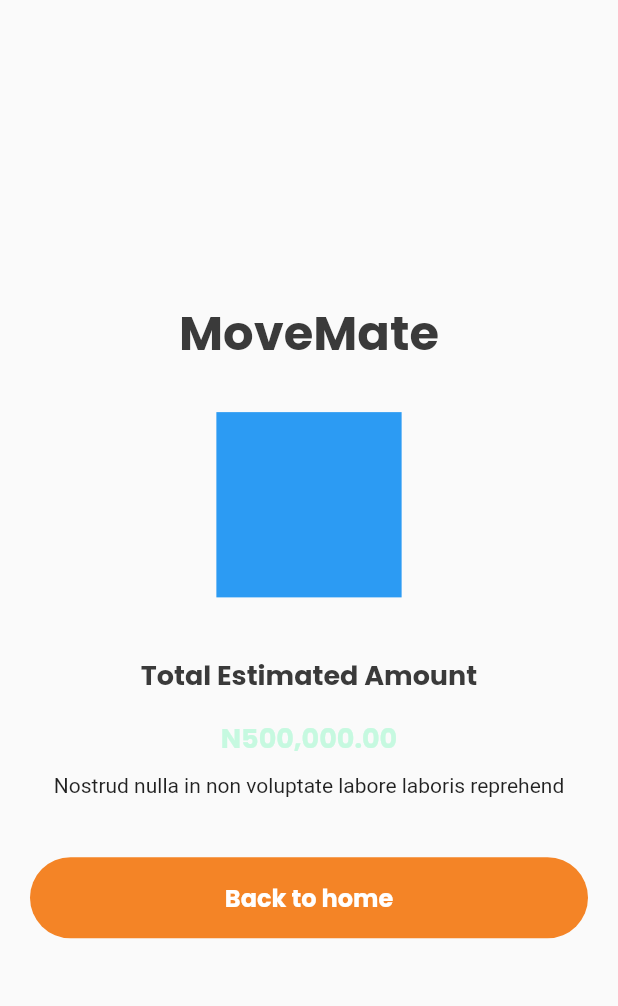
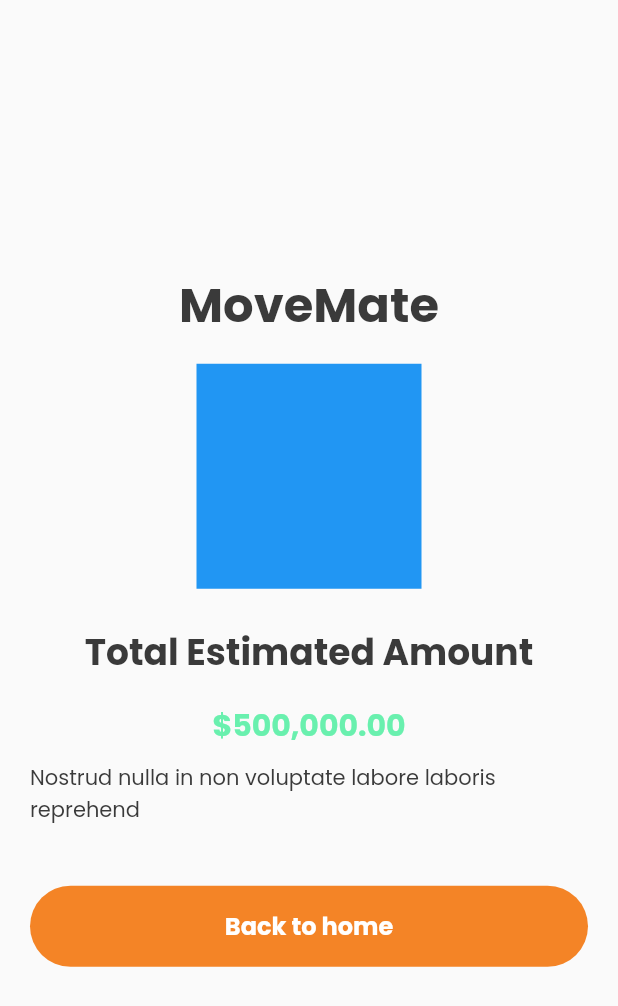
Before and after one commit to Collins-01/Movemate, a Flutter app: the ShipmentInfoView screen opened directly, on a phone screen of 412 x 824 dp. Shown: the top 1006 px of the screen. Run offline on Flutter 3.47's test engine with Material 2 defaults, Android fonts, the phone set to English and light mode, and no system bars; our stand-ins replace google_fonts.

```diff
--- a/lib/main.dart
+++ b/lib/main.dart
@@ -1,5 +1,5 @@
 import 'package:flutter/material.dart';
-import 'package:movemate/presentation/views/shipment_info_view.dart';
+import 'package:movemate/presentation/views/home_view.dart';
 
 void main() {
   runApp(const MainApp());
@@ -11,7 +11,7 @@ class MainApp extends StatelessWidget {
   @override
   Widget build(BuildContext context) {
     return const MaterialApp(
-      home: ShipmentInfoView(),
+      home: HomeView(),
     );
   }
 }
--- a/lib/presentation/views/home_view.dart
+++ b/lib/presentation/views/home_view.dart
@@ -305,6 +305,7 @@ class _HomeViewState extends State<HomeView>
             // Positioned(child: )
           ],
         ),
+        // bottomNavigationBar: const BottomNav(activeIndex: 0),
       ),
     );
   }
--- a/lib/presentation/views/shipment_info_view.dart
+++ b/lib/presentation/views/shipment_info_view.dart
@@ -1,6 +1,6 @@
 import 'package:flutter/material.dart';
 import 'package:movemate/presentation/widgets/widgets.dart';
-import 'package:movemate/utils/app_colors.dart';
+import 'package:movemate/utils/utils.dart';
 
 class ShipmentInfoView extends StatefulWidget {
   const ShipmentInfoView({super.key});
@@ -12,30 +12,58 @@ class ShipmentInfoView extends StatefulWidget {
 class _ShipmentInfoViewState extends State<ShipmentInfoView>
     with TickerProviderStateMixin {
   late AnimationController _animationController;
-  late AnimationController _buttonAnimationController;
+
+  late Animation<double> _titleAnimation;
+  late Animation<double> _amountAnimation;
+  late Animation<double> _descriptionAnimation;
   late Animation<double> _buttonAnimation;
   final tween = Tween<double>(begin: 1.0, end: 0.8);
 
   @override
   void initState() {
     _animationController =
-        AnimationController(vsync: this, duration: const Duration(seconds: 2));
-    _buttonAnimationController = AnimationController(
-        vsync: this, duration: const Duration(milliseconds: 150));
-    _buttonAnimation = tween.animate(
+        AnimationController(vsync: this, duration: AppConfig.animationDuration);
+
+    _titleAnimation = Tween(begin: 0.0, end: 1.0).animate(
       CurvedAnimation(
-        parent: _buttonAnimationController,
-        curve: Curves.easeOut,
+        parent: _animationController,
+        curve: const Interval(
+          0,
+          0.2,
+          curve: Curves.easeIn,
+        ),
       ),
     );
-    // int _repeat = 0;
-    _buttonAnimationController.addStatusListener((status) {
-      if (status == AnimationStatus.completed) {
-        _buttonAnimationController.reverse();
-      } else if (status == AnimationStatus.dismissed) {
-        // _buttonAnimationController.forward();
-      }
-    });
+    _amountAnimation = Tween(begin: 0.0, end: 1.0).animate(
+      CurvedAnimation(
+        parent: _animationController,
+        curve: const Interval(
+          0,
+          0.4,
+          curve: Curves.easeIn,
+        ),
+      ),
+    );
+    _descriptionAnimation = Tween(begin: 0.0, end: 1.0).animate(
+      CurvedAnimation(
+        parent: _animationController,
+        curve: const Interval(
+          0,
+          0.6,
+          curve: Curves.easeIn,
+        ),
+      ),
+    );
+    _buttonAnimation = Tween(begin: 0.0, end: 1.0).animate(
+      CurvedAnimation(
+        parent: _animationController,
+        curve: const Interval(
+          0,
+          0.8,
+          curve: Curves.easeIn,
+        ),
+      ),
+    );
     _animationController.forward();
     super.initState();
   }
@@ -58,7 +86,7 @@ class _ShipmentInfoViewState extends State<ShipmentInfoView>
                 builder: (context, child) {
                   return Transform.scale(
                     alignment: Alignment.center,
-                    scale: (1.3 * _animationController.value),
+                    scale: (1.5 * _animationController.value),
                     child: Opacity(
                       opacity: _animationController.value,
                       child: Container(
@@ -73,52 +101,79 @@ class _ShipmentInfoViewState extends State<ShipmentInfoView>
               const SizedBox(
                 height: 50,
               ),
-              AppText.heading4("Total Estimated Amount"),
+              // AppText.heading4("Total Estimated Amount"),
+              AnimatedBuilder(
+                  animation: _titleAnimation,
+                  builder: (context, child) {
+                    return Transform.translate(
+                      offset: Offset(0.0, 40 * (1 - _titleAnimation.value)),
+                      child: Opacity(
+                        opacity: _titleAnimation.value,
+                        child: AppText.heading2(
+                          "Total Estimated Amount",
+                          fontWeight: FontWeight.w500,
+                        ),
+                      ),
+                    );
+                  }),
               const SizedBox(
                 height: 15,
               ),
-              AppText.heading4(
-                "N500,000.00",
-                color: AppColors.primaryLightGreenColor,
+              AnimatedBuilder(
+                  animation: _amountAnimation,
+                  builder: (context, child) {
+                    return Transform.translate(
+                      offset: Offset(0.0, 28 * (1 - _amountAnimation.value)),
+                      child: Opacity(
+                        opacity: _titleAnimation.value,
+                        child: AppText.heading3(
+                          "\$500,000.00",
+                          color: Colors.greenAccent,
                         ),
+                      ),
+                    );
+                  }),
+
               const SizedBox(
                 height: 10,
               ),
-              const Padding(
-                padding: EdgeInsets.symmetric(horizontal: 5),
-                child: Text(
+              AnimatedBuilder(
+                  animation: _descriptionAnimation,
+                  builder: (context, child) {
+                    return Transform.translate(
+                      offset:
+                          Offset(0.0, 20 * (1 - _descriptionAnimation.value)),
+                      child: Opacity(
+                        opacity: _titleAnimation.value,
+                        child: AppText.medium(
                           "Nostrud nulla in non voluptate labore laboris reprehend",
                         ),
                       ),
+                    );
+                  }),
+
               const SizedBox(
                 height: 40,
               ),
-              ScaleTransition(
-                scale: _buttonAnimation,
-                child: SizedBox(
-                  height: 54,
-                  width: MediaQuery.of(context).size.width,
-                  child: ElevatedButton(
-                    style: ElevatedButton.styleFrom(
-                      elevation: 0.0,
-                      backgroundColor: AppColors.primaryOrangeColor,
-                      shape: const RoundedRectangleBorder(
-                        borderRadius: BorderRadius.all(
-                          Radius.circular(30),
+              AnimatedBuilder(
+                  animation: _buttonAnimation,
+                  builder: (context, child) {
+                    return Transform.translate(
+                      offset: Offset(
+                        0.0,
+                        10 * (1 - _buttonAnimation.value),
                       ),
-                      ),
-                    ),
+                      child: Opacity(
+                          opacity: _titleAnimation.value,
+                          child: AppButton(
+                            title: "Back to home",
                             onPressed: () {
-                      print("Heyyy");
-                      _buttonAnimationController.forward();
+                              print("Hellloooo");
+                              Navigator.pop(context);
                             },
-                    child: AppText.button(
-                      "Back to home",
-                      color: Colors.white,
-                    ),
-                  ),
-                ),
-              )
+                          )),
+                    );
+                  }),
             ],
           ),
         ),
--- /dev/null
+++ b/lib/presentation/widgets/app_button.dart
@@ -0,0 +1,80 @@
+// ignore_for_file: public_member_api_docs, sort_constructors_first
+import 'package:flutter/material.dart';
+
+import 'package:movemate/utils/utils.dart';
+
+import 'app_text_widget.dart';
+
+class AppButton extends StatefulWidget {
+  final String title;
+  final void Function()? onPressed;
+  const AppButton({
+    Key? key,
+    required this.title,
+    required this.onPressed,
+  }) : super(key: key);
+
+  @override
+  State<AppButton> createState() => _AppButtonState();
+}
+
+class _AppButtonState extends State<AppButton>
+    with SingleTickerProviderStateMixin {
+  late AnimationController _buttonAnimationController;
+  late Animation<double> _buttonAnimation;
+  final tween = Tween<double>(begin: 1.0, end: 0.8);
+  @override
+  void initState() {
+    super.initState();
+    _buttonAnimationController = AnimationController(
+        vsync: this, duration: const Duration(milliseconds: 150));
+    _buttonAnimation = tween.animate(
+      CurvedAnimation(
+        parent: _buttonAnimationController,
+        curve: Curves.easeOut,
+      ),
+    );
+    _buttonAnimationController.addStatusListener((status) {
+      print("Button animation status:: ${status.name}");
+      if (status == AnimationStatus.completed) {
+        _buttonAnimationController.reverse();
+      } else if (status == AnimationStatus.dismissed) {
+        // _buttonAnimationController.forward();
+      }
+    });
+  }
+
+  @override
+  Widget build(BuildContext context) {
+    return ScaleTransition(
+      scale: _buttonAnimation,
+      child: SizedBox(
+        height: 54,
+        width: MediaQuery.of(context).size.width,
+        child: ElevatedButton(
+          style: ElevatedButton.styleFrom(
+            elevation: 0.0,
+            backgroundColor: AppColors.primaryOrangeColor,
+            shape: const RoundedRectangleBorder(
+              borderRadius: BorderRadius.all(
+                Radius.circular(30),
+              ),
+            ),
+          ),
+          onPressed: () async {
+            _buttonAnimationController.forward();
+            await Future.delayed(const Duration(milliseconds: 250));
+            widget.onPressed?.call();
+            // if (_buttonAnimationController.isDismissed) {
+            //   widget.onPressed?.call();
+            // }
+          },
+          child: AppText.button(
+            widget.title,
+            color: Colors.white,
+          ),
+        ),
+      ),
+    );
+  }
+}
--- a/lib/presentation/widgets/widgets.dart
+++ b/lib/presentation/widgets/widgets.dart
@@ -2,3 +2,5 @@ export './search_bar_widget.dart';
 export './search_result_item_widget.dart';
 export './app_text_widget.dart';
 export './bottom_nav_widget.dart';
+export './app_button.dart';
+export './calculate_textfield.dart';
--- /dev/null
+++ b/lib/utils/app_config.dart
@@ -0,0 +1,3 @@
+class AppConfig {
+  static const animationDuration = Duration(milliseconds: 700);
+}
--- a/lib/utils/utils.dart
+++ b/lib/utils/utils.dart
@@ -1,3 +1,4 @@
 export './app_colors.dart';
 export './app_text_style.dart';
 export './sizing_config.dart';
+export './app_config.dart';
```
Also changed, not shown: lib/presentation/views/base_view.dart (+0 -34 lines), lib/presentation/views/calculate_view.dart (added, +172 -0 lines), lib/presentation/views/search_view.dart (+38 -2 lines), lib/presentation/widgets/bottom_nav_widget.dart (+114 -0 lines), lib/presentation/widgets/calculate_textfield.dart (added, +58 -0 lines). Lines whose indentation alone changed are shown as unchanged.
